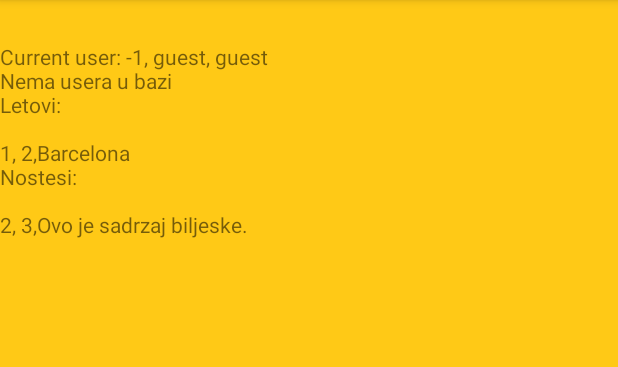
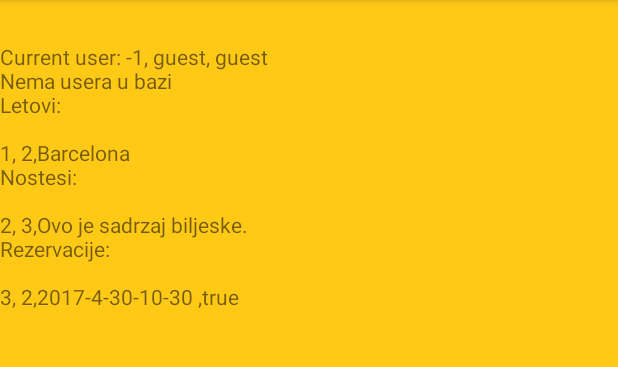
Before and after one commit to josiprezic/SparkAir, an Android app: the screen it shows after launch (MainActivity), on a phone screen of 412 x 824 dp, the part 84-451 px from its top. Run offline under Robolectric (Android 15) with nearby library versions, the phone set to English and light mode, and no system bars.

Commit message:
Dodane metode za insertanje i dobavljanje rezervacija iz baze

```diff
--- a/app/src/main/java/com/josip/sparkair/DatabaseHelper.java
+++ b/app/src/main/java/com/josip/sparkair/DatabaseHelper.java
@@ -218,6 +218,7 @@ public class DatabaseHelper  extends SQLiteOpenHelper {
         return list;
     }
 
+
     /*******************************************NOTE METHODS***************************************/
     //Insert novih notesa
     public boolean insertNote(int flightID, int userID, String content) {
@@ -233,26 +234,6 @@ public class DatabaseHelper  extends SQLiteOpenHelper {
             return false;
         return true;
     }
-
-
-        /*
-        *
-        *
-    public static final String NOTES_TABLE = "notes";
-    public static final String NOTE_FLIGHT_ID = "flight_id";
-    public static final String NOTE_USER_ID = "user_id";
-    public static final String NOTE_CONTENT = "content";
-
-
-     //Creating table notes
-        db.execSQL("CREATE TABLE " + NOTES_TABLE + " ( " +
-                NOTE_FLIGHT_ID + " INTEGER PRIMARY KEY," +
-                NOTE_USER_ID + " INTEGER," +
-                NOTE_CONTENT + " TEXT)");
-
-
-                 public Note(int flightID, int userID, String content) {
-        * */
 
     ArrayList<Note> getAllNotes() {
         ArrayList<Note> list = new ArrayList<>();
@@ -272,6 +253,40 @@ public class DatabaseHelper  extends SQLiteOpenHelper {
 
 
     /*******************************************RESERVATION METHODS******************************/
+    //Insertanje rezervacija u bazu
+    public boolean insertReservation(int userID, int flightID, Calendar date, boolean active) {
+        SQLiteDatabase db = this.getWritableDatabase();
+        ContentValues contentValues = new ContentValues();
+        contentValues.put(RESERVATION_USER_ID, userID);
+        contentValues.put(RESERVATION_FLIGHT_ID, flightID);
+        contentValues.put(RESERVATION_DATE, Util.CalendarToString(date));
+        contentValues.put(RESERVATION_ACTIVE, active?1:0);
+
+        long result = db.insert(RESERVATIONS_TABLE, null, contentValues);
+        db.close();
+        if(result == -1)
+            return false;
+        return true;
+    }
+
+    //Dobavljanje svih rezervacija iz baze
+    public ArrayList<Reservation> getAllReservations() {
+        ArrayList<Reservation> list = new ArrayList<>();
+        SQLiteDatabase db = this.getWritableDatabase();
+
+        //Dobavljanje i pohrana u Cursor
+        Cursor c = db.rawQuery("SELECT * FROM " + RESERVATIONS_TABLE, null);
+
+        //Prebacivanje rezervacija u listu
+        if (c != null && c.getCount() > 0) {
+            while (c.moveToNext()) {
+                list.add(new Reservation(c.getInt(0), c.getInt(1), Util.StringToCalendar(c.getString(2)), c.getInt(3) == 1));
+            }
+        }
+        return list;
+    }
+
+
     /*******************************************LOG METHODS**************************************/
 
 
--- a/app/src/main/java/com/josip/sparkair/MainActivity.java
+++ b/app/src/main/java/com/josip/sparkair/MainActivity.java
@@ -180,7 +180,6 @@ public class MainActivity extends AppCompatActivity
         testiranje();
     }
 
-
     public void testiranje() {
         //TESTIRANJE FUNKCIJE getallusers sa listom
          ArrayList<User> users = myDb.getAllusers();
@@ -203,7 +202,6 @@ public class MainActivity extends AppCompatActivity
             tvBaza.setText(tvBaza.getText().toString() + "\n" + Integer.toString(flights.get(i).getFlightID()) + ", " + Integer.toString(flights.get(i).getUserID()) + "," + flights.get(i).getDestination() );
         }
 
-
         //Testoramke notesa
         myDb.insertNote(2, 3, "Ovo je sadrzaj biljeske.");
         ArrayList<Note> notes = myDb.getAllNotes();
@@ -211,6 +209,13 @@ public class MainActivity extends AppCompatActivity
         for (int i = 0; i < notes.size(); i++) {
             tvBaza.setText(tvBaza.getText().toString() + "\n" + Integer.toString(notes.get(i).getFlightID()) + ", " + Integer.toString(notes.get(i).getUserID()) + "," + notes.get(i).getContent() );
         }
+
+        //Testiranje rezervacija
+        myDb.insertReservation(3, 2, Calendar.getInstance(), true);
+        ArrayList<Reservation> reservations = myDb.getAllReservations();
+        tvBaza.setText(tvBaza.getText().toString() + "\n" + "Rezervacije:\n");
+        for (int i = 0; i < reservations.size(); i++) {
+            tvBaza.setText(tvBaza.getText().toString() + "\n" + Integer.toString(reservations.get(i).getUserID()) + ", " + Integer.toString(reservations.get(i).getFlightID()) + "," + Util.CalendarToString(reservations.get(i).getDate()) + " ," + String.valueOf(reservations.get(i).isActive()));
+        }
     }
-
 }
```
